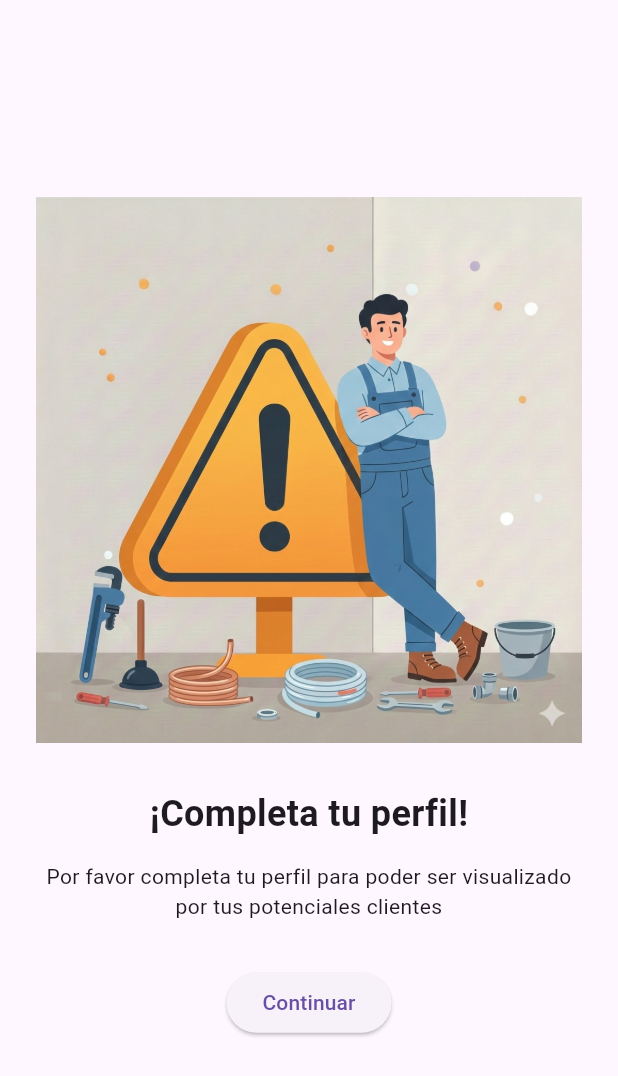
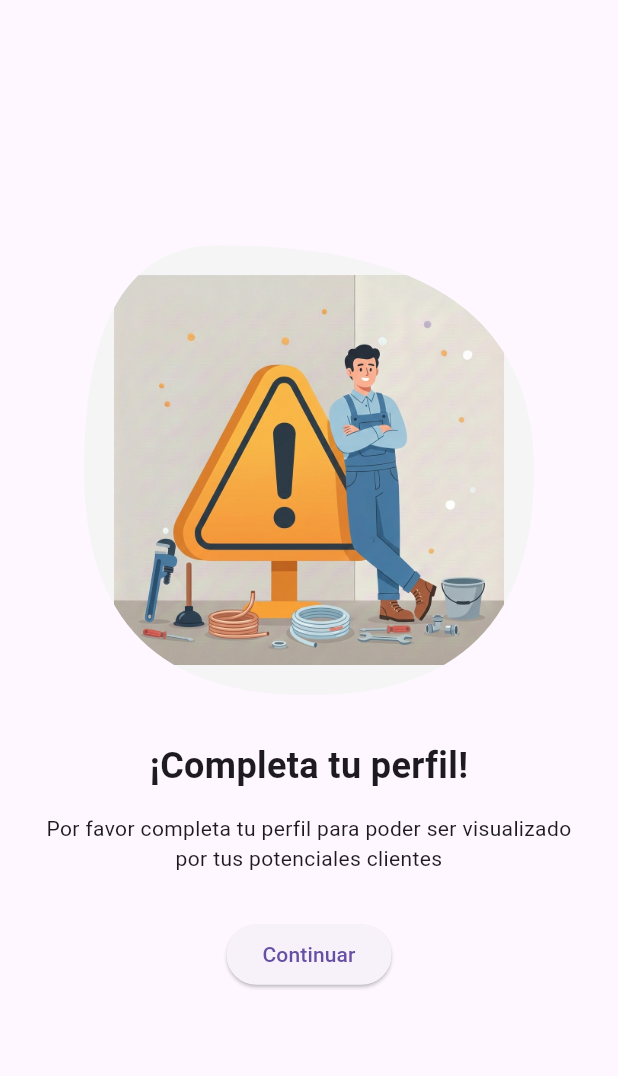
Before and after one commit to Borys1no/JobSy, a Flutter app: the CompleteProfilePage screen opened directly, on a phone screen of 412 x 824 dp. Shown: the top 1076 px of the screen. Run offline on Flutter 3.47's test engine with Material 3 defaults, Android fonts, the phone set to English and light mode, and no system bars; our stand-ins replace flutter_riverpod, shared_preferences, supabase_flutter; accounts and stored records are empty.

Commit message:
completado el cambio de las formas de las imagenes

```diff
--- a/lib/core/widgets/top_background_layout.dart
+++ b/lib/core/widgets/top_background_layout.dart
@@ -30,10 +30,7 @@ class TopBackgroundLayout extends StatelessWidget {
             child: Center(
               child: Text(
                 title,
-                style: Theme.of(context).textTheme.headlineMedium?.copyWith(
-                  color: Colors.black,
-                  fontWeight: FontWeight.bold,
-                ),
+                style: Theme.of(context).textTheme.headlineLarge,
               ),
             ),
           ),
--- a/lib/features/worker/presentation/pages/complete_profile_page.dart
+++ b/lib/features/worker/presentation/pages/complete_profile_page.dart
@@ -1,4 +1,5 @@
 import 'package:flutter/material.dart';
+import 'package:jobsy/core/widgets/blob_image.dart';
 
 class CompleteProfilePage extends StatelessWidget {
   const CompleteProfilePage({super.key});
@@ -11,7 +12,12 @@ class CompleteProfilePage extends StatelessWidget {
         child: Column(
           mainAxisAlignment: MainAxisAlignment.center,
           children: [
-            Image.asset("assets/images/worker/worker_alert.png"),
+            BlobImage(
+              imagePath: "assets/images/worker/worker_alert.png",
+              height: 300,
+              variant: 1,
+            ),
+
             const SizedBox(height: 30),
             const Text(
               "¡Completa tu perfil!",
```
Also changed, not shown: assets/images/worker/top_bg2.png (added).
